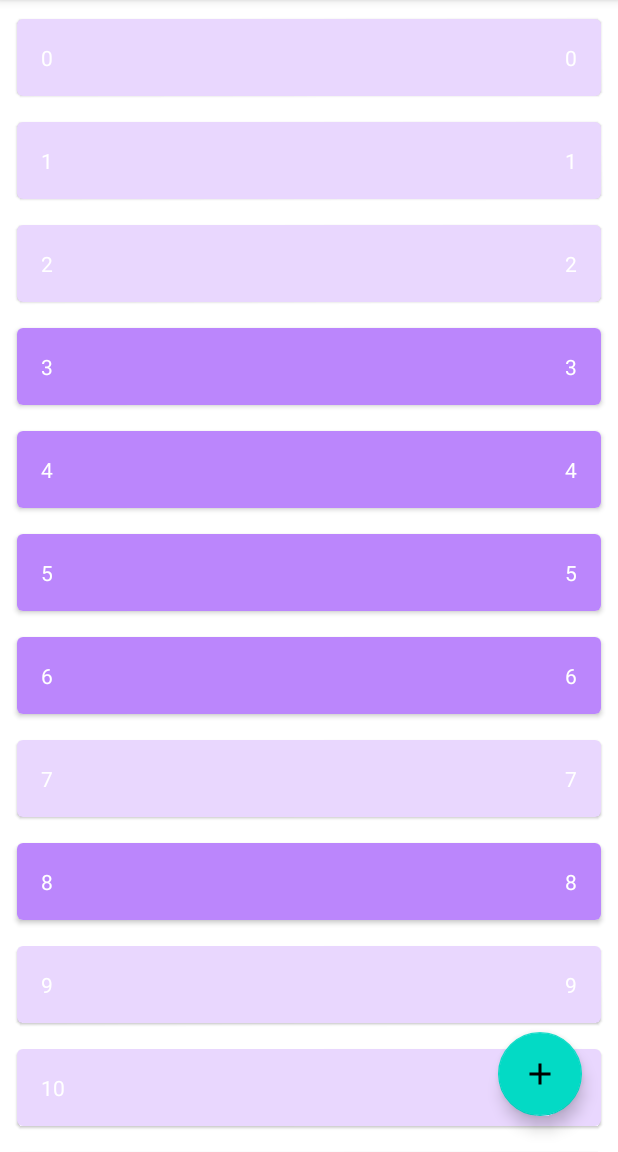
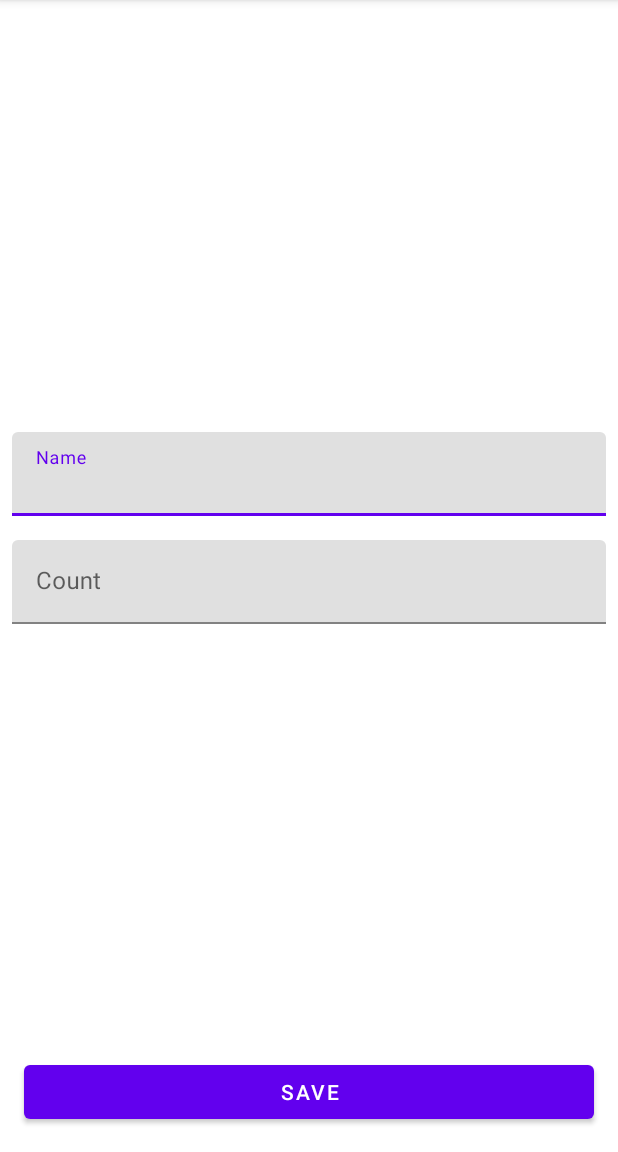
Before and after one commit to ekzakh/ShopingList, an Android app: the screen it shows after launch (MainActivity before the commit, ShopItemActivity after it), on a phone screen of 412 x 824 dp, the part 84-1236 px from its top. Run offline under Robolectric (Android 15) with nearby library versions, the phone set to English and light mode, and no system bars.

Commit message:
prepared shopItem layout

```diff
--- a/app/src/main/AndroidManifest.xml
+++ b/app/src/main/AndroidManifest.xml
@@ -13,14 +13,22 @@
         android:theme="@style/Theme.ShopingList"
         tools:targetApi="31">
         <activity
-            android:name=".presentation.MainActivity"
-            android:exported="true">
+            android:name=".presentation.ShopItemActivity"
+            android:exported="true"
+            android:windowSoftInputMode="adjustResize">
+
             <intent-filter>
                 <action android:name="android.intent.action.MAIN" />
 
                 <category android:name="android.intent.category.LAUNCHER" />
             </intent-filter>
-
+            <meta-data
+                android:name="android.app.lib_name"
+                android:value="" />
+        </activity>
+        <activity
+            android:name=".presentation.MainActivity"
+            android:exported="true">
             <meta-data
                 android:name="android.app.lib_name"
                 android:value="" />
--- /dev/null
+++ b/app/src/main/java/com/terrinc/shopinglist/presentation/ShopItemActivity.kt
@@ -0,0 +1,12 @@
+package com.terrinc.shopinglist.presentation
+
+import androidx.appcompat.app.AppCompatActivity
+import android.os.Bundle
+import com.terrinc.shopinglist.R
+
+class ShopItemActivity : AppCompatActivity() {
+    override fun onCreate(savedInstanceState: Bundle?) {
+        super.onCreate(savedInstanceState)
+        setContentView(R.layout.activity_shop_item)
+    }
+}
--- /dev/null
+++ b/app/src/main/res/layout/activity_shop_item.xml
@@ -0,0 +1,56 @@
+<?xml version="1.0" encoding="utf-8"?>
+<androidx.constraintlayout.widget.ConstraintLayout xmlns:android="http://schemas.android.com/apk/res/android"
+    xmlns:app="http://schemas.android.com/apk/res-auto"
+    xmlns:tools="http://schemas.android.com/tools"
+    android:layout_width="match_parent"
+    android:layout_height="match_parent"
+    tools:context=".presentation.ShopItemActivity">
+
+    <com.google.android.material.textfield.TextInputLayout
+        android:id="@+id/nameWrapper"
+        android:layout_width="match_parent"
+        android:layout_height="wrap_content"
+        android:layout_margin="@dimen/small_margin"
+        app:layout_constraintBottom_toTopOf="@+id/textInputLayout"
+        app:layout_constraintEnd_toEndOf="parent"
+        app:layout_constraintStart_toStartOf="parent"
+        app:layout_constraintTop_toTopOf="parent"
+        app:layout_constraintVertical_chainStyle="packed">
+
+        <com.google.android.material.textfield.TextInputEditText
+            android:id="@+id/nameInput"
+            android:layout_width="match_parent"
+            android:layout_height="wrap_content"
+            android:hint="@string/name"
+            android:inputType="textCapWords" />
+    </com.google.android.material.textfield.TextInputLayout>
+
+    <com.google.android.material.textfield.TextInputLayout
+        android:id="@+id/textInputLayout"
+        android:layout_width="match_parent"
+        android:layout_height="wrap_content"
+        android:layout_margin="@dimen/small_margin"
+        app:layout_constraintBottom_toTopOf="@+id/saveButton"
+        app:layout_constraintEnd_toEndOf="parent"
+        app:layout_constraintStart_toStartOf="parent"
+        app:layout_constraintTop_toBottomOf="@+id/nameWrapper">
+
+        <com.google.android.material.textfield.TextInputEditText
+            android:id="@+id/countInput"
+            android:layout_width="match_parent"
+            android:layout_height="wrap_content"
+            android:hint="@string/count"
+            android:inputType="number" />
+    </com.google.android.material.textfield.TextInputLayout>
+
+    <Button
+        android:id="@+id/saveButton"
+        android:layout_width="0dp"
+        android:layout_height="wrap_content"
+        android:layout_margin="@dimen/normal_margin"
+        android:text="@string/save"
+        app:layout_constraintBottom_toBottomOf="parent"
+        app:layout_constraintEnd_toEndOf="parent"
+        app:layout_constraintStart_toStartOf="parent" />
+
+</androidx.constraintlayout.widget.ConstraintLayout>
--- a/app/src/main/res/values/strings.xml
+++ b/app/src/main/res/values/strings.xml
@@ -1,4 +1,7 @@
 <resources>
     <string name="app_name">ShoppingList</string>
     <string name="add_shop_item">Add new shop item</string>
+    <string name="name">Name</string>
+    <string name="count">Count</string>
+    <string name="save">Save</string>
 </resources>
```
